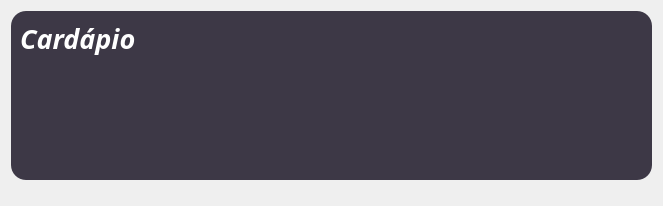
The window that view/components/Card.ui (Wth10/System-Programmer) describes before a commit, drawn with Qt 5.
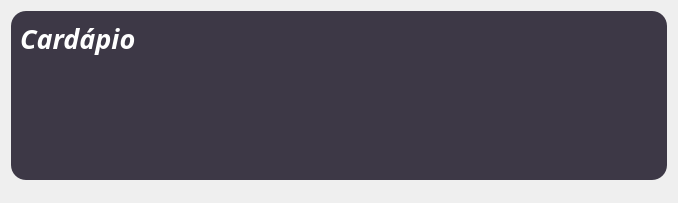
The same window after the commit. Icons and pictures are not drawn.

What changed in the file:
```diff
--- a/view/components/Card.ui
+++ b/view/components/Card.ui
@@ -6,8 +6,8 @@
    <rect>
     <x>0</x>
     <y>0</y>
-    <width>663</width>
-    <height>206</height>
+    <width>678</width>
+    <height>203</height>
    </rect>
   </property>
   <property name="windowTitle">
@@ -125,6 +125,12 @@
           <property name="text">
            <string/>
           </property>
+          <property name="scaledContents">
+           <bool>true</bool>
+          </property>
+          <property name="wordWrap">
+           <bool>true</bool>
+          </property>
          </widget>
         </item>
        </layout>
@@ -171,6 +177,12 @@
           <property name="text">
            <string/>
           </property>
+          <property name="scaledContents">
+           <bool>true</bool>
+          </property>
+          <property name="wordWrap">
+           <bool>true</bool>
+          </property>
          </widget>
         </item>
        </layout>
@@ -207,6 +219,18 @@
         </item>
         <item>
          <widget class="QLabel" name="Price">
+          <property name="sizePolicy">
+           <sizepolicy hsizetype="Preferred" vsizetype="Preferred">
+            <horstretch>0</horstretch>
+            <verstretch>0</verstretch>
+           </sizepolicy>
+          </property>
+          <property name="minimumSize">
+           <size>
+            <width>0</width>
+            <height>0</height>
+           </size>
+          </property>
           <property name="font">
            <font>
             <family>Arial</family>
@@ -217,6 +241,12 @@
           <property name="text">
            <string/>
           </property>
+          <property name="scaledContents">
+           <bool>true</bool>
+          </property>
+          <property name="wordWrap">
+           <bool>true</bool>
+          </property>
          </widget>
         </item>
        </layout>
```
